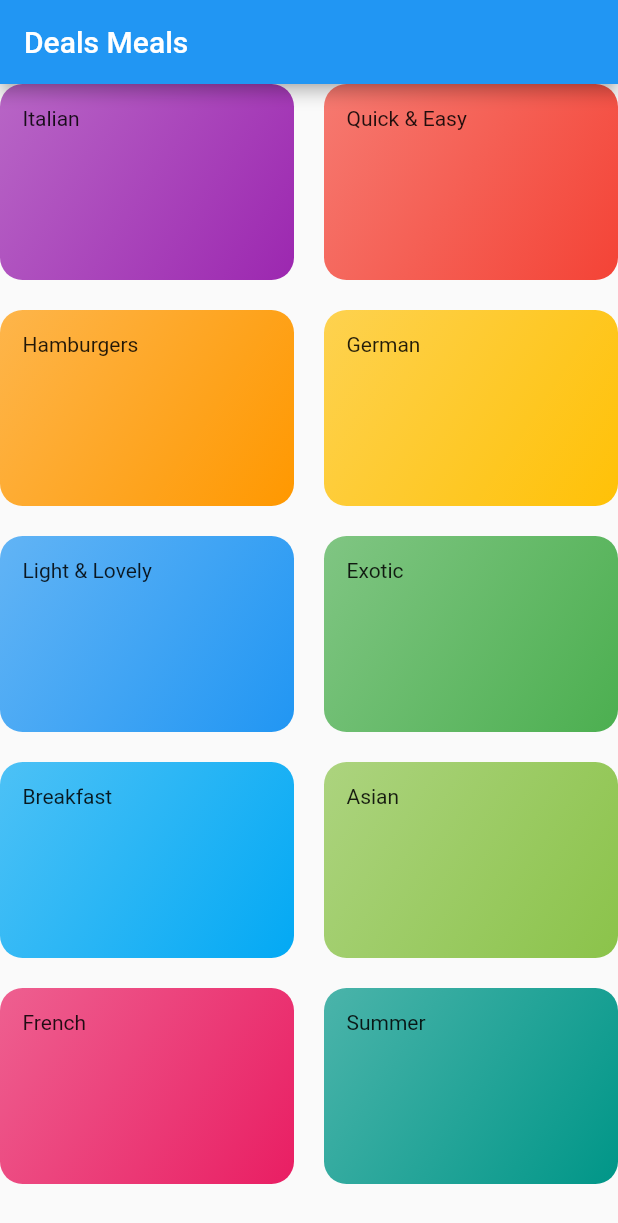
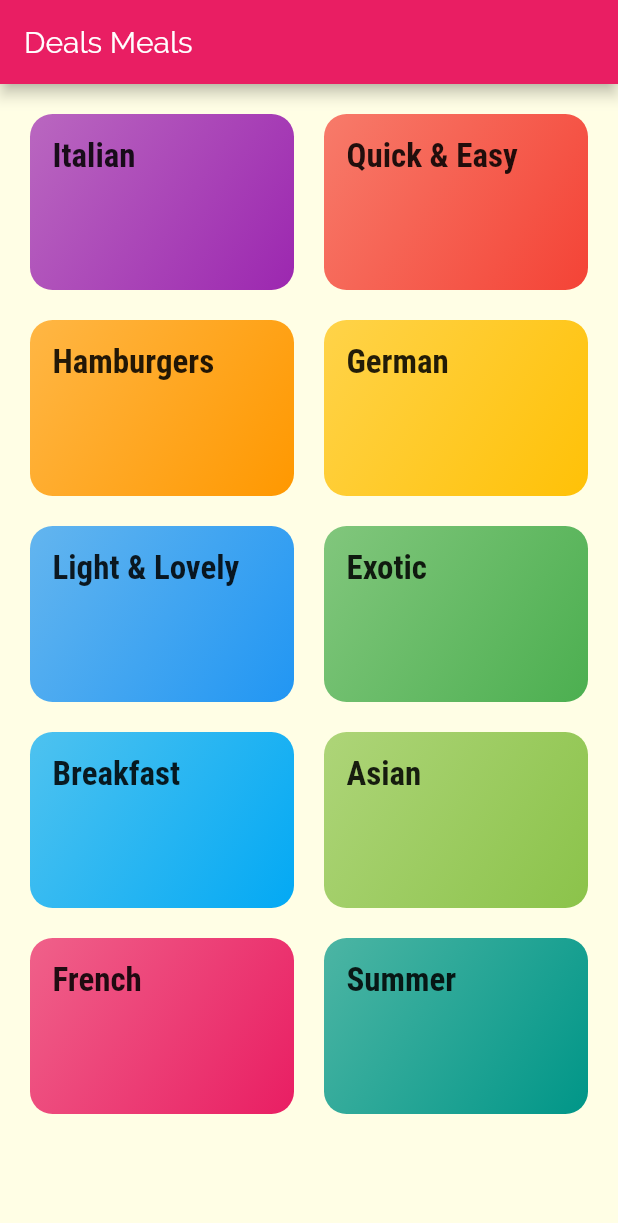
Before and after one commit to rehan-sattar/meals-app-flutter, a Flutter app: the screen it shows after launch, on a phone screen of 412 x 824 dp. Shown: the top 1223 px of the screen. Run offline on Flutter 3.47's test engine with Material 2 defaults, Android fonts, the phone set to English and light mode, and no system bars.

Commit message:
💅 - add fonts & update styles for app

```diff
--- a/lib/categories_screen.dart
+++ b/lib/categories_screen.dart
@@ -12,6 +12,7 @@ class CategoriesScreen extends StatelessWidget {
         title: const Text('Deals Meals'),
       ),
       body: GridView(
+        padding: const EdgeInsets.all(20),
         children: DUMMY_CATEGORIES
             .map((category) => CategoryItem(category.title, category.color))
             .toList(),
--- a/lib/category_item.dart
+++ b/lib/category_item.dart
@@ -9,7 +9,10 @@ class CategoryItem extends StatelessWidget {
   @override
   Widget build(BuildContext context) {
     return Container(
-      child: Text(title),
+      child: Text(
+        title,
+        style: Theme.of(context).textTheme.title,
+      ),
       padding: const EdgeInsets.all(15),
       decoration: BoxDecoration(
         gradient: LinearGradient(
--- a/lib/main.dart
+++ b/lib/main.dart
@@ -9,7 +9,19 @@ class MyApp extends StatelessWidget {
     return MaterialApp(
       title: 'DeliMeals',
       theme: ThemeData(
-        primarySwatch: Colors.blue,
+        primarySwatch: Colors.pink,
+        accentColor: Colors.amber,
+        canvasColor: Color.fromRGBO(255, 254, 229, 1),
+        fontFamily: 'Raleway',
+        textTheme: ThemeData.light().textTheme.copyWith(
+              body1: TextStyle(color: Color.fromRGBO(20, 51, 51, 1)),
+              body2: TextStyle(color: Color.fromRGBO(20, 51, 51, 1)),
+              title: TextStyle(
+                fontSize: 22,
+                fontFamily: 'RobotoCondensed',
+                fontWeight: FontWeight.bold,
+              ),
+            ),
       ),
       home: CategoriesScreen(),
     );
```
Also changed, not shown: pubspec.yaml (+16 -9 lines), assets/fonts/Raleway-Black.ttf (added), assets/fonts/Raleway-Bold.ttf (added), assets/fonts/Raleway-Regular.ttf (added), assets/fonts/RobotoCondensed-Bold.ttf (added), assets/fonts/RobotoCondensed-Italic.ttf (added), assets/fonts/RobotoCondensed-Light.ttf (added), assets/fonts/RobotoCondensed-Regular.ttf (added).
